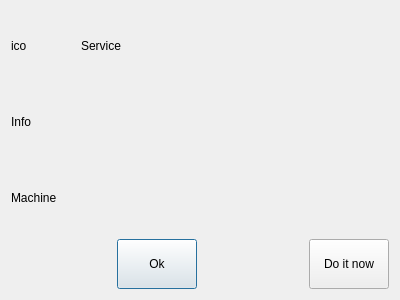
This is maintancedialog.ui in mishkoLitvin/L_Aries-progect as Qt 5 draws it before an edit. The edited form follows.
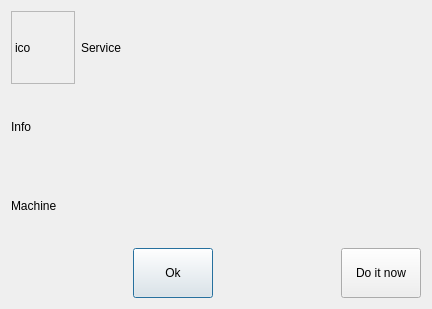
This is the edited form.

What changed in the file:
```diff
--- a/maintancedialog.ui
+++ b/maintancedialog.ui
@@ -6,8 +6,8 @@
    <rect>
     <x>0</x>
     <y>0</y>
-    <width>400</width>
-    <height>300</height>
+    <width>432</width>
+    <height>309</height>
    </rect>
   </property>
   <property name="windowTitle">
@@ -26,9 +26,24 @@
            <height>64</height>
           </size>
          </property>
+         <property name="frameShape">
+          <enum>QFrame::StyledPanel</enum>
+         </property>
+         <property name="frameShadow">
+          <enum>QFrame::Raised</enum>
+         </property>
+         <property name="midLineWidth">
+          <number>1</number>
+         </property>
          <property name="text">
           <string>ico</string>
          </property>
+         <property name="margin">
+          <number>0</number>
+         </property>
+         <property name="indent">
+          <number>-1</number>
+         </property>
         </widget>
        </item>
        <item>
@@ -63,7 +78,7 @@
      </property>
      <property name="sizeHint" stdset="0">
       <size>
-       <width>99</width>
+       <width>115</width>
        <height>20</height>
       </size>
      </property>
@@ -89,7 +104,7 @@
      </property>
      <property name="sizeHint" stdset="0">
       <size>
-       <width>99</width>
+       <width>115</width>
        <height>20</height>
       </size>
      </property>
```
